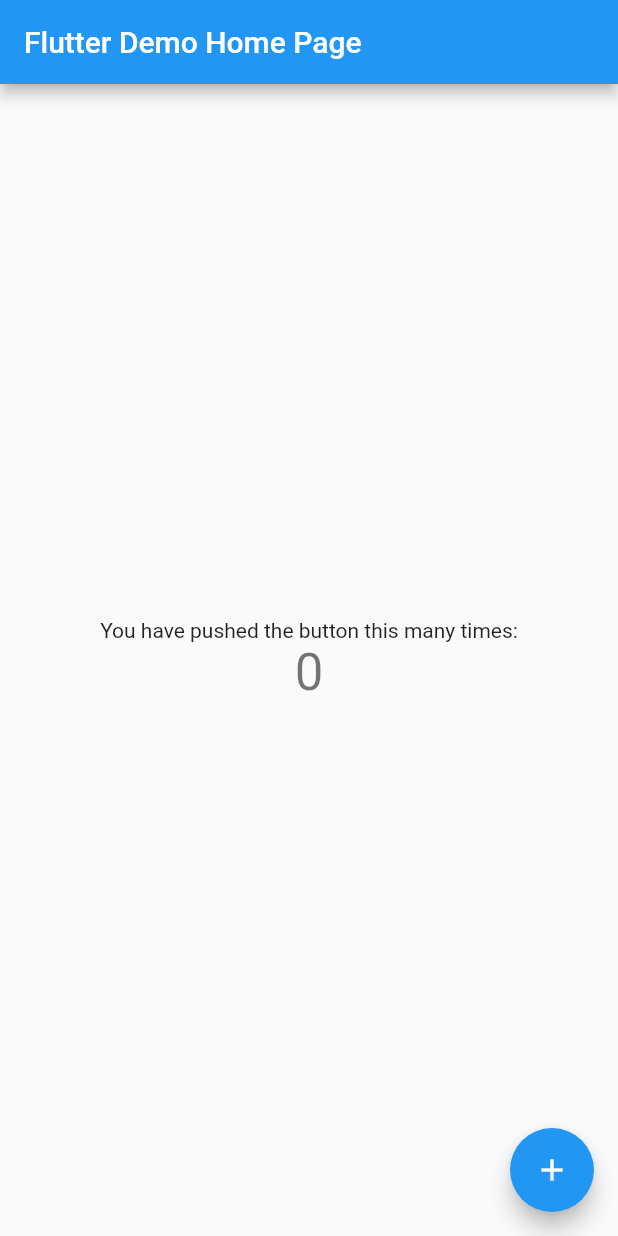
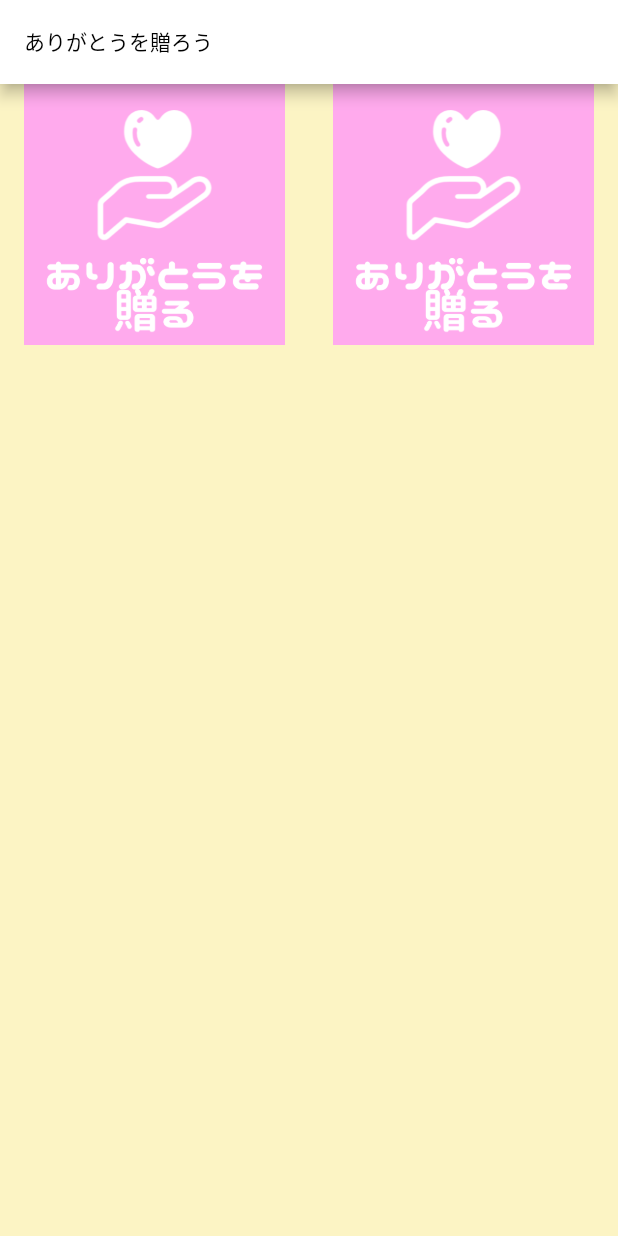
Before and after one commit to Dra-ryu/present_thanks_app, a Flutter app: the screen it shows after launch, on a phone screen of 412 x 824 dp. Run offline on Flutter 3.47's test engine with Material 2 defaults, Android fonts, the phone set to English and light mode, and no system bars.

Commit message:
ボタン追加と横並べ

```diff
--- a/lib/main.dart
+++ b/lib/main.dart
@@ -1,115 +1,65 @@
+import 'dart:math';
 import 'package:flutter/material.dart';
 
+
 void main() {
-  runApp(const MyApp());
+  return runApp(
+    MaterialApp(
+      home: Scaffold(
+        backgroundColor: Color(0xFFfcf4c4),
+        appBar: AppBar(
+          title: Text('ありがとうを贈ろう'),
+          titleTextStyle: TextStyle(
+            color: Colors.black,
+          ),
+          backgroundColor: Colors.white,
+        ),
+        body: DicePage(),
+      ),
+    ),
+  );
 }
 
-class MyApp extends StatelessWidget {
-  const MyApp({Key? key}) : super(key: key);
-
-  // This widget is the root of your application.
+class DicePage extends StatefulWidget {
   @override
-  Widget build(BuildContext context) {
-    return MaterialApp(
-      title: 'Flutter Demo',
-      theme: ThemeData(
-        // This is the theme of your application.
-        //
-        // Try running your application with "flutter run". You'll see the
-        // application has a blue toolbar. Then, without quitting the app, try
-        // changing the primarySwatch below to Colors.green and then invoke
-        // "hot reload" (press "r" in the console where you ran "flutter run",
-        // or simply save your changes to "hot reload" in a Flutter IDE).
-        // Notice that the counter didn't reset back to zero; the application
-        // is not restarted.
-        primarySwatch: Colors.blue,
-      ),
-      home: const MyHomePage(title: 'Flutter Demo Home Page'),
-    );
-  }
+  _DicePageState createState() => _DicePageState();
 }
 
-class MyHomePage extends StatefulWidget {
-  const MyHomePage({Key? key, required this.title}) : super(key: key);
+class _DicePageState extends State<DicePage> {
+  int leftDiceNumber = 2;
+  int rightDiceNumber = 3;
 
-  // This widget is the home page of your application. It is stateful, meaning
-  // that it has a State object (defined below) that contains fields that affect
-  // how it looks.
-
-  // This class is the configuration for the state. It holds the values (in this
-  // case the title) provided by the parent (in this case the App widget) and
-  // used by the build method of the State. Fields in a Widget subclass are
-  // always marked "final".
-
-  final String title;
-
-  @override
-  State<MyHomePage> createState() => _MyHomePageState();
-}
-
-class _MyHomePageState extends State<MyHomePage> {
-  int _counter = 0;
-
-  void _incrementCounter() {
-    setState(() {
-      // This call to setState tells the Flutter framework that something has
-      // changed in this State, which causes it to rerun the build method below
-      // so that the display can reflect the updated values. If we changed
-      // _counter without calling setState(), then the build method would not be
-      // called again, and so nothing would appear to happen.
-      _counter++;
+  void change_dice_num() {
+    return setState((){
+      leftDiceNumber = Random().nextInt(6) + 1;  // 0にならないようにする処理
+      rightDiceNumber = Random().nextInt(6) + 1;
+      print("$leftDiceNumber");
     });
   }
 
   @override
   Widget build(BuildContext context) {
-    // This method is rerun every time setState is called, for instance as done
-    // by the _incrementCounter method above.
-    //
-    // The Flutter framework has been optimized to make rerunning build methods
-    // fast, so that you can just rebuild anything that needs updating rather
-    // than having to individually change instances of widgets.
-    return Scaffold(
-      appBar: AppBar(
-        // Here we take the value from the MyHomePage object that was created by
-        // the App.build method, and use it to set our appbar title.
-        title: Text(widget.title),
-      ),
-      body: Center(
-        // Center is a layout widget. It takes a single child and positions it
-        // in the middle of the parent.
-        child: Column(
-          // Column is also a layout widget. It takes a list of children and
-          // arranges them vertically. By default, it sizes itself to fit its
-          // children horizontally, and tries to be as tall as its parent.
-          //
-          // Invoke "debug painting" (press "p" in the console, choose the
-          // "Toggle Debug Paint" action from the Flutter Inspector in Android
-          // Studio, or the "Toggle Debug Paint" command in Visual Studio Code)
-          // to see the wireframe for each widget.
-          //
-          // Column has various properties to control how it sizes itself and
-          // how it positions its children. Here we use mainAxisAlignment to
-          // center the children vertically; the main axis here is the vertical
-          // axis because Columns are vertical (the cross axis would be
-          // horizontal).
-          mainAxisAlignment: MainAxisAlignment.center,
-          children: <Widget>[
-            const Text(
-              'You have pushed the button this many times:',
-            ),
-            Text(
-              '$_counter',
-              style: Theme.of(context).textTheme.headline4,
-            ),
-          ],
+    return Row(
+      children: [
+        Expanded(
+          child: FlatButton(
+            onPressed: (){
+              change_dice_num();
+            },
+            child: Image.asset("images/thanks.png"),
+          ),
         ),
-      ),
-      floatingActionButton: FloatingActionButton(
-        onPressed: _incrementCounter,
-        tooltip: 'Increment',
-        child: const Icon(Icons.add),
-      ), // This trailing comma makes auto-formatting nicer for build methods.
+        Expanded(
+          child: FlatButton(
+            onPressed: (){
+              change_dice_num();
+            },
+            child: Image.asset("images/thanks.png"),
+          ),
+        ),
+
+      ],
+
     );
   }
 }
--- a/pubspec.yaml
+++ b/pubspec.yaml
@@ -58,8 +58,8 @@
   uses-material-design: true
 
   # To add assets to your application, add an assets section, like this:
-  # assets:
-  #   - images/a_dot_burr.jpeg
+  assets:
+    - images/
   #   - images/a_dot_ham.jpeg
 
   # An image asset can refer to one or more resolution-specific "variants", see
```
Also changed, not shown: images/thanks.png (added).
